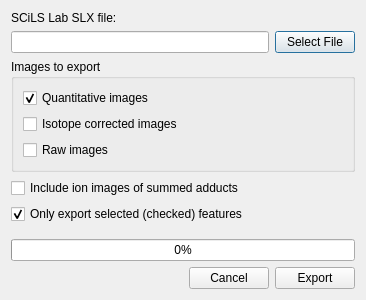
First picture: the form in resources/views/MsiExportScilsDialog.ui, repository swinnenteam/LipidQMap, before the edit.
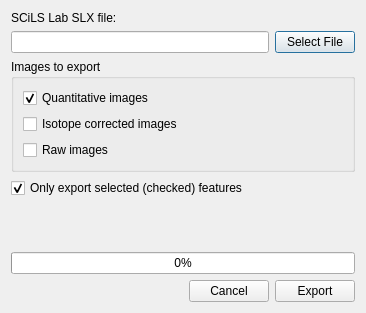
Second picture: the form after the edit.

Commit message: SCiLS export dialog adjustment

Patch:
```diff
--- a/resources/views/MsiExportScilsDialog.ui
+++ b/resources/views/MsiExportScilsDialog.ui
@@ -7,7 +7,7 @@
     <x>0</x>
     <y>0</y>
     <width>366</width>
-    <height>300</height>
+    <height>313</height>
    </rect>
   </property>
   <property name="windowTitle">
@@ -68,16 +68,6 @@
      </layout>
     </widget>
    </item>
-   <item>
-    <widget class="QCheckBox" name="include_summed_checkbox">
-     <property name="toolTip">
-      <string>&lt;html&gt;&lt;head/&gt;&lt;body&gt;&lt;p&gt;Include the neutral (summed adduct) ion images in the export. These images are generated by summing the different adducts that belong to the same species.&lt;/p&gt;&lt;/body&gt;&lt;/html&gt;</string>
-     </property>
-     <property name="text">
-      <string>Include ion images of summed adducts</string>
-     </property>
-    </widget>
-   </item>
    <item>
     <widget class="QCheckBox" name="selected_only_checkbox">
      <property name="text">
```
The commit also changes 1 other file.
